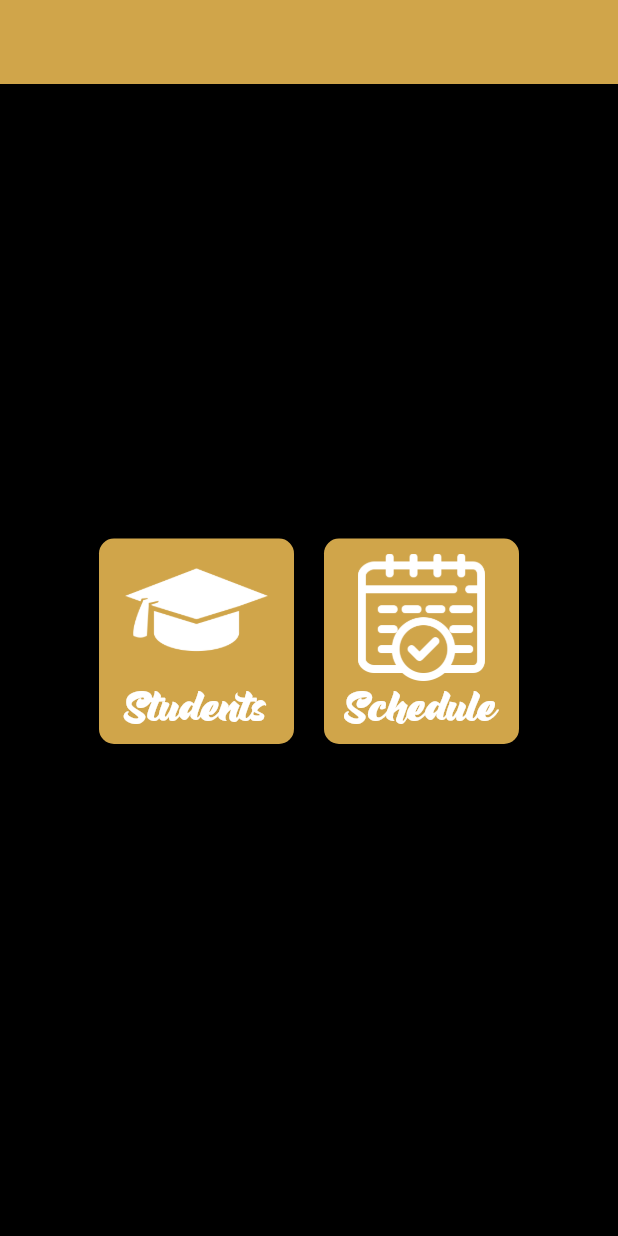
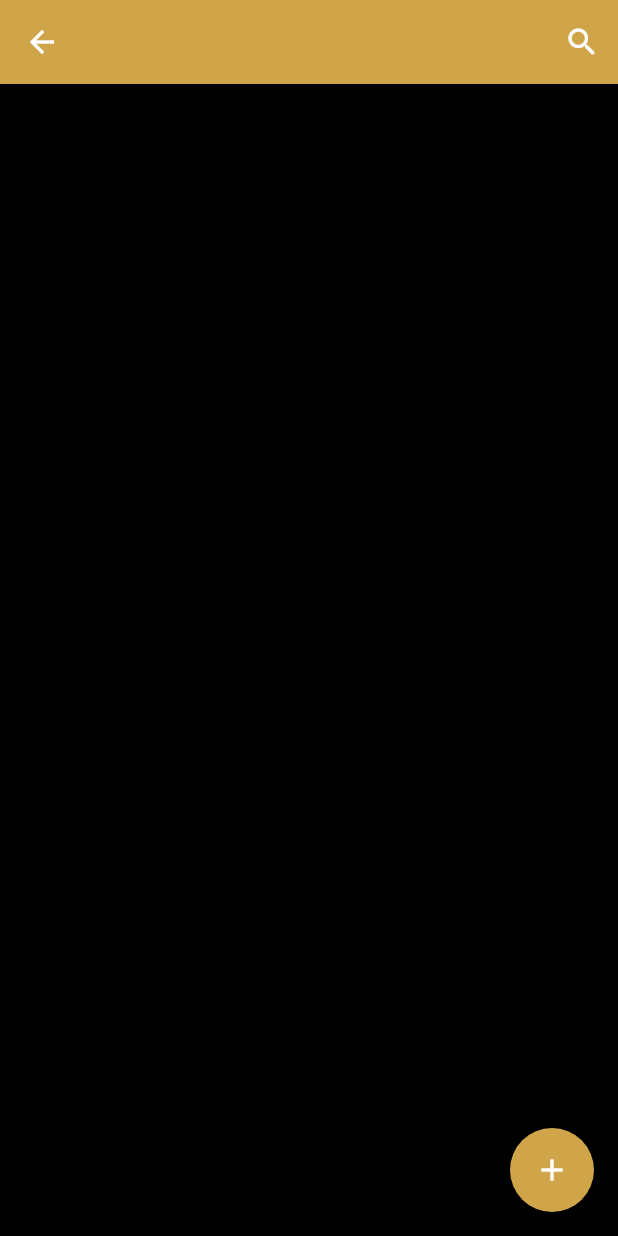
Before and after one commit to Rodrigolmg/drumming, a Flutter app: the Home screen opened directly, after a tap on "Students", on a phone screen of 412 x 824 dp. Run offline on Flutter 3.47's test engine with Material 2 defaults, Android fonts, the phone set to English and light mode, and no system bars.

Commit message:
Students page added

```diff
--- a/drumming/lib/pages/home.dart
+++ b/drumming/lib/pages/home.dart
@@ -1,3 +1,4 @@
+import 'package:drumming/pages/students.dart';
 import 'package:flutter/material.dart';
 
 class Home extends StatelessWidget{
@@ -43,7 +44,9 @@ class Home extends StatelessWidget{
                                 )
                               ],
                             ),
-                            onTap: (){},
+                            onTap: (){
+                              Navigator.push(context, MaterialPageRoute(builder: (context) => Students()));
+                            },
                           ),
                         ],
                       ),
--- a/drumming/lib/pages/splash.dart
+++ b/drumming/lib/pages/splash.dart
@@ -34,7 +34,7 @@ class _SplashScreenState extends State<SplashScreen> with SingleTickerProviderSt
   Widget build(BuildContext context) {
 
     Future.delayed(
-      Duration(milliseconds: 6550),
+      Duration(milliseconds: 6520),
         (){
           _animationController.forward();
         }
--- /dev/null
+++ b/drumming/lib/pages/students.dart
@@ -0,0 +1,34 @@
+import 'package:flutter/material.dart';
+
+class Students extends StatelessWidget {
+
+
+
+  @override
+  Widget build(BuildContext context) {
+    // TODO: implement build
+    return Scaffold(
+      appBar: AppBar(
+        backgroundColor: Color.fromRGBO(208, 165, 74, 10.0),
+        actions: <Widget>[
+          IconButton(
+            icon: Icon(Icons.search),
+            onPressed: (){}
+          ),
+        ],
+      ),
+      body: Container(
+        color: Colors.black,
+        child: ListView(
+
+        ),
+      ),
+      floatingActionButton: FloatingActionButton(
+        onPressed: (){},
+        backgroundColor: Color.fromRGBO(208, 165, 74, 10.0),
+        child: Icon(Icons.add),
+      ),
+    );
+  }
+
+}
```
Also changed, not shown: drumming/lib/pages/drawer.dart (deleted).
